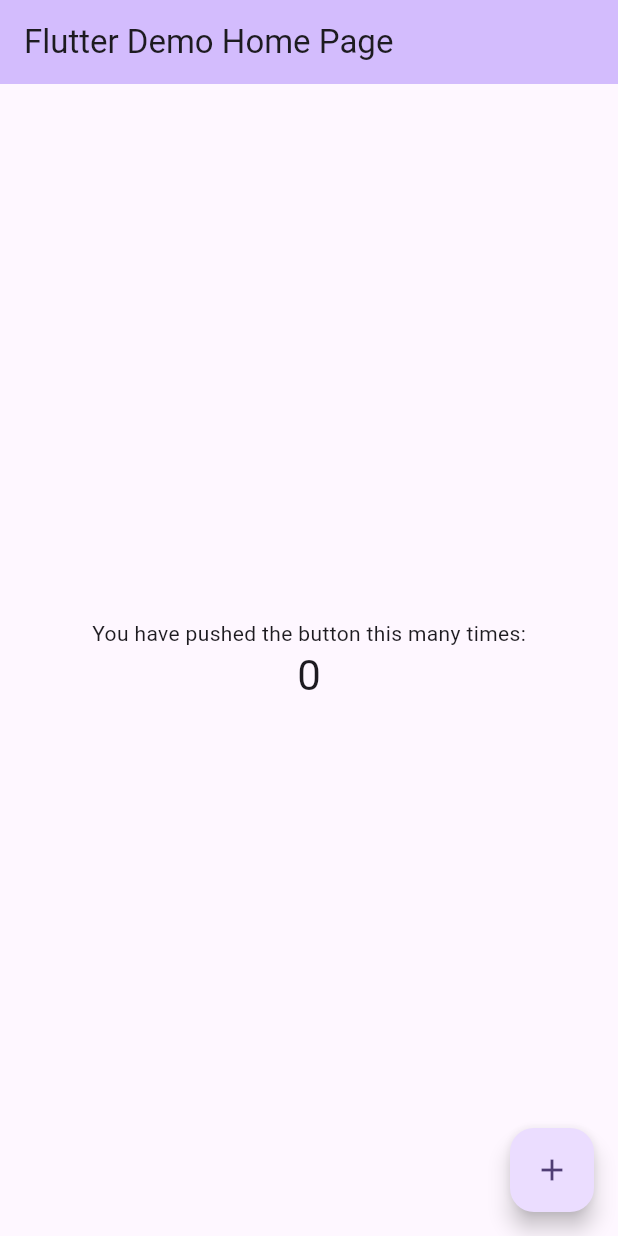
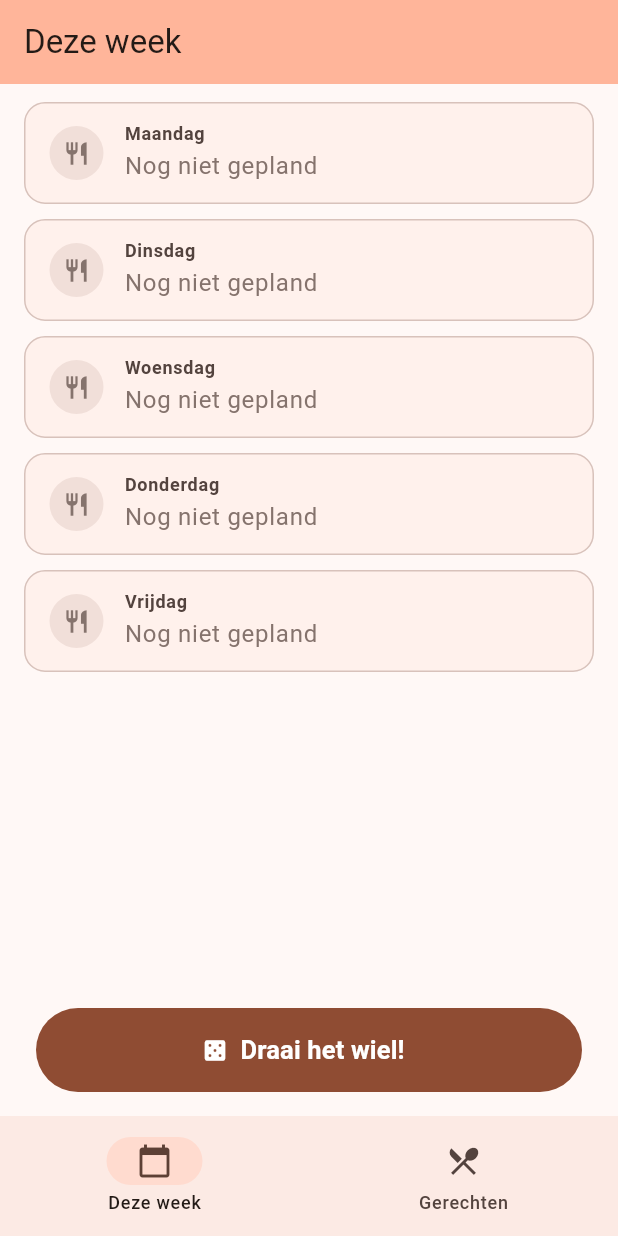
Before and after one commit to Marcovandelindt/MealPlanner, a Flutter app: the screen it shows after launch, on a phone screen of 412 x 824 dp. Run offline on Flutter 3.47's test engine with Material 3 defaults, Android fonts, the phone set to English and light mode, and no system bars; our stand-ins replace shared_preferences.

Commit message:
Implement meal planner app with weekly spin feature
Voeg gerechten toe aan je favorieten, druk op 'Draai het wiel!' en de app
kiest automatisch 5 maaltijden voor de week — zodat je maandag meteen
boodschappen kunt doen. Weekplan en gerechtenlijst worden lokaal opgeslagen.

Co-Authored-By: Claude Sonnet 4.6 <noreply@anthropic.com>

```diff
--- a/lib/main.dart
+++ b/lib/main.dart
@@ -1,121 +1,65 @@
 import 'package:flutter/material.dart';
+import 'screens/week_screen.dart';
+import 'screens/dishes_screen.dart';
 
 void main() {
-  runApp(const MyApp());
+  runApp(const MealPlannerApp());
 }
 
-class MyApp extends StatelessWidget {
-  const MyApp({super.key});
+class MealPlannerApp extends StatelessWidget {
+  const MealPlannerApp({super.key});
 
-  // This widget is the root of your application.
   @override
   Widget build(BuildContext context) {
     return MaterialApp(
-      title: 'Flutter Demo',
+      title: 'Maaltijdplanner',
+      debugShowCheckedModeBanner: false,
       theme: ThemeData(
-        // This is the theme of your application.
-        //
-        // TRY THIS: Try running your application with "flutter run". You'll see
-        // the application has a purple toolbar. Then, without quitting the app,
-        // try changing the seedColor in the colorScheme below to Colors.green
-        // and then invoke "hot reload" (save your changes or press the "hot
-        // reload" button in a Flutter-supported IDE, or press "r" if you used
-        // the command line to start the app).
-        //
-        // Notice that the counter didn't reset back to zero; the application
-        // state is not lost during the reload. To reset the state, use hot
-        // restart instead.
-        //
-        // This works for code too, not just values: Most code changes can be
-        // tested with just a hot reload.
-        colorScheme: .fromSeed(seedColor: Colors.deepPurple),
+        colorScheme: ColorScheme.fromSeed(
+          seedColor: const Color(0xFFE65100),
+        ),
+        useMaterial3: true,
       ),
-      home: const MyHomePage(title: 'Flutter Demo Home Page'),
+      home: const MainScreen(),
     );
   }
 }
 
-class MyHomePage extends StatefulWidget {
-  const MyHomePage({super.key, required this.title});
-
-  // This widget is the home page of your application. It is stateful, meaning
-  // that it has a State object (defined below) that contains fields that affect
-  // how it looks.
-
-  // This class is the configuration for the state. It holds the values (in this
-  // case the title) provided by the parent (in this case the App widget) and
-  // used by the build method of the State. Fields in a Widget subclass are
-  // always marked "final".
-
-  final String title;
+class MainScreen extends StatefulWidget {
+  const MainScreen({super.key});
 
   @override
-  State<MyHomePage> createState() => _MyHomePageState();
+  State<MainScreen> createState() => _MainScreenState();
 }
 
-class _MyHomePageState extends State<MyHomePage> {
-  int _counter = 0;
-
-  void _incrementCounter() {
-    setState(() {
-      // This call to setState tells the Flutter framework that something has
-      // changed in this State, which causes it to rerun the build method below
-      // so that the display can reflect the updated values. If we changed
-      // _counter without calling setState(), then the build method would not be
-      // called again, and so nothing would appear to happen.
-      _counter++;
-    });
-  }
+class _MainScreenState extends State<MainScreen> {
+  int _currentIndex = 0;
 
   @override
   Widget build(BuildContext context) {
-    // This method is rerun every time setState is called, for instance as done
-    // by the _incrementCounter method above.
-    //
-    // The Flutter framework has been optimized to make rerunning build methods
-    // fast, so that you can just rebuild anything that needs updating rather
-    // than having to individually change instances of widgets.
     return Scaffold(
-      appBar: AppBar(
-        // TRY THIS: Try changing the color here to a specific color (to
-        // Colors.amber, perhaps?) and trigger a hot reload to see the AppBar
-        // change color while the other colors stay the same.
-        backgroundColor: Theme.of(context).colorScheme.inversePrimary,
-        // Here we take the value from the MyHomePage object that was created by
-        // the App.build method, and use it to set our appbar title.
-        title: Text(widget.title),
+      body: IndexedStack(
+        index: _currentIndex,
+        children: const [
+          WeekScreen(),
+          DishesScreen(),
+        ],
       ),
-      body: Center(
-        // Center is a layout widget. It takes a single child and positions it
-        // in the middle of the parent.
-        child: Column(
-          // Column is also a layout widget. It takes a list of children and
-          // arranges them vertically. By default, it sizes itself to fit its
-          // children horizontally, and tries to be as tall as its parent.
-          //
-          // Column has various properties to control how it sizes itself and
-          // how it positions its children. Here we use mainAxisAlignment to
-          // center the children vertically; the main axis here is the vertical
-          // axis because Columns are vertical (the cross axis would be
-          // horizontal).
-          //
-          // TRY THIS: Invoke "debug painting" (choose the "Toggle Debug Paint"
-          // action in the IDE, or press "p" in the console), to see the
-          // wireframe for each widget.
-          mainAxisAlignment: .center,
-          children: [
-            const Text('You have pushed the button this many times:'),
-            Text(
-              '$_counter',
-              style: Theme.of(context).textTheme.headlineMedium,
-            ),
-          ],
-        ),
-      ),
-      floatingActionButton: FloatingActionButton(
-        onPressed: _incrementCounter,
-        tooltip: 'Increment',
-        child: const Icon(Icons.add),
+      bottomNavigationBar: NavigationBar(
+        selectedIndex: _currentIndex,
+        onDestinationSelected: (i) => setState(() => _currentIndex = i),
+        destinations: const [
+          NavigationDestination(
+            icon: Icon(Icons.calendar_today_outlined),
+            selectedIcon: Icon(Icons.calendar_today),
+            label: 'Deze week',
+          ),
+          NavigationDestination(
+            icon: Icon(Icons.restaurant_menu_outlined),
+            selectedIcon: Icon(Icons.restaurant_menu),
+            label: 'Gerechten',
+          ),
+        ],
       ),
     );
   }
--- /dev/null
+++ b/lib/models/dish.dart
@@ -0,0 +1,13 @@
+class Dish {
+  final String id;
+  final String name;
+
+  const Dish({required this.id, required this.name});
+
+  factory Dish.fromJson(Map<String, dynamic> json) => Dish(
+        id: json['id'] as String,
+        name: json['name'] as String,
+      );
+
+  Map<String, dynamic> toJson() => {'id': id, 'name': name};
+}
--- /dev/null
+++ b/lib/screens/week_screen.dart
@@ -0,0 +1,278 @@
+import 'dart:math';
+import 'package:flutter/material.dart';
+import '../models/dish.dart';
+import '../services/storage_service.dart';
+
+class WeekScreen extends StatefulWidget {
+  const WeekScreen({super.key});
+
+  @override
+  State<WeekScreen> createState() => _WeekScreenState();
+}
+
+class _WeekScreenState extends State<WeekScreen> {
+  List<String> _weekPlan = const ['', '', '', '', ''];
+  bool _isSpinning = false;
+  final Set<int> _spinningSlots = {};
+
+  static const List<String> _days = [
+    'Maandag',
+    'Dinsdag',
+    'Woensdag',
+    'Donderdag',
+    'Vrijdag',
+  ];
+
+  @override
+  void initState() {
+    super.initState();
+    _loadPlan();
+  }
+
+  Future<void> _loadPlan() async {
+    final plan = await StorageService.loadWeekPlan();
+    if (mounted) setState(() => _weekPlan = plan);
+  }
+
+  Future<void> _spin() async {
+    final dishes = await StorageService.loadDishes();
+
+    if (!mounted) return;
+    if (dishes.length < 5) {
+      ScaffoldMessenger.of(context).showSnackBar(
+        SnackBar(
+          content: Text(
+            dishes.isEmpty
+                ? 'Voeg gerechten toe via het tabblad "Gerechten"!'
+                : 'Je hebt nog ${5 - dishes.length} gerecht(en) nodig. Voeg meer toe!',
+          ),
+          behavior: SnackBarBehavior.floating,
+        ),
+      );
+      return;
+    }
+
+    final shuffled = List<Dish>.from(dishes)..shuffle(Random());
+    final picked = shuffled.take(5).map((d) => d.name).toList();
+
+    setState(() {
+      _isSpinning = true;
+      _spinningSlots.addAll([0, 1, 2, 3, 4]);
+      _weekPlan = const ['', '', '', '', ''];
+    });
+
+    await Future.delayed(const Duration(milliseconds: 600));
+
+    final newPlan = List<String>.filled(5, '');
+    for (int i = 0; i < 5; i++) {
+      await Future.delayed(const Duration(milliseconds: 450));
+      if (!mounted) return;
+      setState(() {
+        _spinningSlots.remove(i);
+        newPlan[i] = picked[i];
+        _weekPlan = List.from(newPlan);
+      });
+    }
+
+    setState(() => _isSpinning = false);
+    await StorageService.saveWeekPlan(_weekPlan);
+  }
+
+  bool get _hasPlan => _weekPlan.any((m) => m.isNotEmpty);
+
+  @override
+  Widget build(BuildContext context) {
+    final theme = Theme.of(context);
+
+    return Scaffold(
+      appBar: AppBar(
+        backgroundColor: theme.colorScheme.inversePrimary,
+        title: const Text('Deze week'),
+      ),
+      body: Column(
+        children: [
+          if (_hasPlan)
+            Container(
+              width: double.infinity,
+              margin: const EdgeInsets.fromLTRB(16, 12, 16, 0),
+              padding: const EdgeInsets.symmetric(horizontal: 12, vertical: 10),
+              decoration: BoxDecoration(
+                color: theme.colorScheme.secondaryContainer,
+                borderRadius: BorderRadius.circular(10),
+              ),
+              child: Row(
+                children: [
+                  Icon(
+                    Icons.shopping_cart_outlined,
+                    size: 16,
+                    color: theme.colorScheme.onSecondaryContainer,
+                  ),
+                  const SizedBox(width: 8),
+                  Text(
+                    'Haal maandag de boodschappen!',
+                    style: TextStyle(
+                      color: theme.colorScheme.onSecondaryContainer,
+                      fontWeight: FontWeight.w500,
+                    ),
+                  ),
+                ],
+              ),
+            ),
+          Expanded(
+            child: ListView.builder(
+              padding: const EdgeInsets.fromLTRB(16, 12, 16, 16),
+              itemCount: 5,
+              itemBuilder: (context, i) => _MealSlot(
+                day: _days[i],
+                meal: _weekPlan[i],
+                isSpinning: _spinningSlots.contains(i),
+              ),
+            ),
+          ),
+          SafeArea(
+            child: Padding(
+              padding: const EdgeInsets.fromLTRB(24, 0, 24, 16),
+              child: SizedBox(
+                width: double.infinity,
+                height: 56,
+                child: FilledButton.icon(
+                  onPressed: _isSpinning ? null : _spin,
+                  icon: _isSpinning
+                      ? const SizedBox(
+                          width: 18,
+                          height: 18,
+                          child: CircularProgressIndicator(
+                            strokeWidth: 2,
+                            color: Colors.white,
+                          ),
+                        )
+                      : const Icon(Icons.casino),
+                  label: Text(
+                    _isSpinning ? 'Aan het draaien...' : 'Draai het wiel!',
+                    style: const TextStyle(
+                      fontSize: 17,
+                      fontWeight: FontWeight.bold,
+                    ),
+                  ),
+                ),
+              ),
+            ),
+          ),
+        ],
+      ),
+    );
+  }
+}
+
+class _MealSlot extends StatelessWidget {
+  final String day;
+  final String meal;
+  final bool isSpinning;
+
+  const _MealSlot({
+    required this.day,
+    required this.meal,
+    required this.isSpinning,
+  });
+
+  @override
+  Widget build(BuildContext context) {
+    final theme = Theme.of(context);
+    final hasFood = meal.isNotEmpty;
+
+    return AnimatedContainer(
+      duration: const Duration(milliseconds: 300),
+      margin: const EdgeInsets.only(bottom: 10),
+      decoration: BoxDecoration(
+        color: isSpinning
+            ? theme.colorScheme.primaryContainer
+            : theme.colorScheme.surfaceContainerLow,
+        borderRadius: BorderRadius.circular(14),
+        border: Border.all(
+          color: isSpinning
+              ? theme.colorScheme.primary
+              : theme.colorScheme.outlineVariant,
+          width: isSpinning ? 2 : 1,
+        ),
+      ),
+      child: Padding(
+        padding: const EdgeInsets.symmetric(horizontal: 16, vertical: 12),
+        child: Row(
+          children: [
+            AnimatedSwitcher(
+              duration: const Duration(milliseconds: 300),
+              child: isSpinning
+                  ? SizedBox(
+                      key: const ValueKey('spin'),
+                      width: 36,
+                      height: 36,
+                      child: CircularProgressIndicator(
+                        strokeWidth: 3,
+                        color: theme.colorScheme.primary,
+                      ),
+                    )
+                  : CircleAvatar(
+                      key: const ValueKey('icon'),
+                      radius: 18,
+                      backgroundColor: hasFood
+                          ? theme.colorScheme.primaryContainer
+                          : theme.colorScheme.surfaceContainerHighest,
+                      child: Icon(
+                        Icons.restaurant,
+                        size: 18,
+                        color: hasFood
+                            ? theme.colorScheme.onPrimaryContainer
+                            : theme.colorScheme.outline,
+                      ),
+                    ),
+            ),
+            const SizedBox(width: 14),
+            Expanded(
+              child: Column(
+                crossAxisAlignment: CrossAxisAlignment.start,
+                children: [
+                  Text(
+                    day,
+                    style: theme.textTheme.labelMedium?.copyWith(
+                      color: theme.colorScheme.onSurfaceVariant,
+                      fontWeight: FontWeight.w600,
+                    ),
+                  ),
+                  const SizedBox(height: 2),
+                  AnimatedSwitcher(
+                    duration: const Duration(milliseconds: 350),
+                    transitionBuilder: (child, animation) => FadeTransition(
+                      opacity: animation,
+                      child: SlideTransition(
+                        position: Tween<Offset>(
+                          begin: const Offset(0, 0.3),
+                          end: Offset.zero,
+                        ).animate(animation),
+                        child: child,
+                      ),
+                    ),
+                    child: Text(
+                      isSpinning
+                          ? '...'
+                          : hasFood
+                              ? meal
+                              : 'Nog niet gepland',
+                      key: ValueKey('$meal-$isSpinning'),
+                      style: theme.textTheme.bodyLarge?.copyWith(
+                        fontWeight:
+                            hasFood && !isSpinning ? FontWeight.w600 : FontWeight.normal,
+                        color: hasFood && !isSpinning
+                            ? null
+                            : theme.colorScheme.outline,
+                      ),
+                    ),
+                  ),
+                ],
+              ),
+            ),
+          ],
+        ),
+      ),
+    );
+  }
+}
--- /dev/null
+++ b/lib/services/storage_service.dart
@@ -0,0 +1,36 @@
+import 'dart:convert';
+import 'package:shared_preferences/shared_preferences.dart';
+import '../models/dish.dart';
+
+class StorageService {
+  static const String _dishesKey = 'dishes';
+  static const String _weekPlanKey = 'week_plan';
+
+  static Future<List<Dish>> loadDishes() async {
+    final prefs = await SharedPreferences.getInstance();
+    final raw = prefs.getStringList(_dishesKey) ?? [];
+    return raw
+        .map((e) => Dish.fromJson(jsonDecode(e) as Map<String, dynamic>))
+        .toList();
+  }
+
+  static Future<void> saveDishes(List<Dish> dishes) async {
+    final prefs = await SharedPreferences.getInstance();
+    await prefs.setStringList(
+      _dishesKey,
+      dishes.map((d) => jsonEncode(d.toJson())).toList(),
+    );
+  }
+
+  static Future<List<String>> loadWeekPlan() async {
+    final prefs = await SharedPreferences.getInstance();
+    final stored = prefs.getStringList(_weekPlanKey);
+    if (stored != null && stored.length == 5) return stored;
+    return const ['', '', '', '', ''];
+  }
+
+  static Future<void> saveWeekPlan(List<String> plan) async {
+    final prefs = await SharedPreferences.getInstance();
+    await prefs.setStringList(_weekPlanKey, plan);
+  }
+}
--- a/pubspec.yaml
+++ b/pubspec.yaml
@@ -31,9 +31,8 @@ dependencies:
   flutter:
     sdk: flutter
 
-  # The following adds the Cupertino Icons font to your application.
-  # Use with the CupertinoIcons class for iOS style icons.
   cupertino_icons: ^1.0.8
+  shared_preferences: ^2.3.4
 
 dev_dependencies:
   flutter_test:
```
Also changed, not shown: lib/screens/dishes_screen.dart (added, +206 -0 lines), pubspec.lock, 1 other file.
